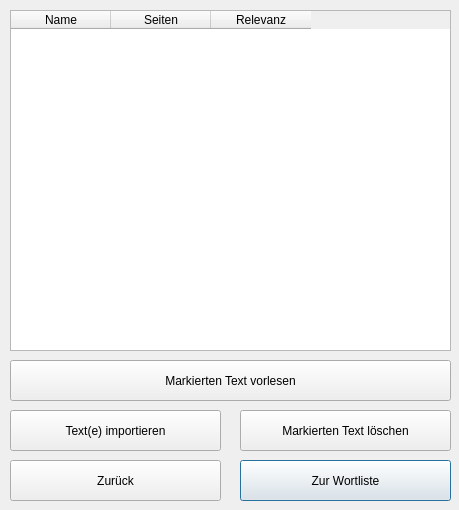
First picture: the form in ui/trainmain.ui, repository KDE/simon, before the edit.
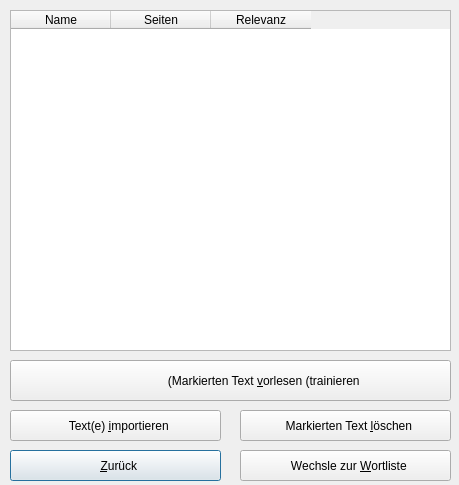
Second picture: the form after the edit. Icons and pictures are not drawn.

The edit to the form file:
```diff
--- a/ui/trainmain.ui
+++ b/ui/trainmain.ui
@@ -6,7 +6,7 @@
     <x>0</x>
     <y>0</y>
     <width>459</width>
-    <height>510</height>
+    <height>485</height>
    </rect>
   </property>
   <property name="windowTitle" >
@@ -43,14 +43,17 @@
   <widget class="QPushButton" name="pbWordList" >
    <property name="geometry" >
     <rect>
-     <x>240</x>
-     <y>460</y>
+     <x>10</x>
+     <y>450</y>
      <width>211</width>
-     <height>41</height>
+     <height>31</height>
     </rect>
    </property>
    <property name="text" >
-    <string>Zur Wortliste</string>
+    <string>  &amp;Zurück</string>
+   </property>
+   <property name="icon" >
+    <iconset resource="../simon.qrc" >:/images/icons/go-previous.svg</iconset>
    </property>
   </widget>
   <widget class="QPushButton" name="pbImportText" >
@@ -59,11 +62,14 @@
      <x>10</x>
      <y>410</y>
      <width>211</width>
-     <height>41</height>
+     <height>31</height>
     </rect>
    </property>
    <property name="text" >
-    <string>Text(e) importieren</string>
+    <string>  Text(e) &amp;importieren</string>
+   </property>
+   <property name="icon" >
+    <iconset resource="../simon.qrc" >:/images/icons/document-open.svg</iconset>
    </property>
   </widget>
   <widget class="QPushButton" name="pbDelText" >
@@ -72,11 +78,33 @@
      <x>240</x>
      <y>410</y>
      <width>211</width>
-     <height>41</height>
+     <height>31</height>
     </rect>
    </property>
    <property name="text" >
-    <string>Markierten Text löschen</string>
+    <string>  Markierten Text &amp;löschen</string>
+   </property>
+   <property name="icon" >
+    <iconset resource="../simon.qrc" >:/images/icons/process-stop.svg</iconset>
+   </property>
+  </widget>
+  <widget class="QPushButton" name="pbWordList" >
+   <property name="geometry" >
+    <rect>
+     <x>240</x>
+     <y>450</y>
+     <width>211</width>
+     <height>31</height>
+    </rect>
+   </property>
+   <property name="toolTip" >
+    <string>Schließt den Dialog und öffnet die Wordliste - Dort kann ein individuelles Trainingsprogramm erstellt werden</string>
+   </property>
+   <property name="text" >
+    <string>  Wechsle zur &amp;Wortliste</string>
+   </property>
+   <property name="icon" >
+    <iconset resource="../simon.qrc" >:/images/icons/format-justify-fill.svg</iconset>
    </property>
   </widget>
   <widget class="QPushButton" name="pbTrainText" >
@@ -88,24 +116,20 @@
      <height>41</height>
     </rect>
    </property>
-   <property name="text" >
-    <string>Markierten Text vorlesen</string>
+   <property name="layoutDirection" >
+    <enum>Qt::RightToLeft</enum>
    </property>
-  </widget>
-  <widget class="QPushButton" name="pbBack" >
-   <property name="geometry" >
-    <rect>
-     <x>10</x>
-     <y>460</y>
-     <width>211</width>
-     <height>41</height>
-    </rect>
-   </property>
    <property name="text" >
-    <string>Zurück</string>
+    <string>                    (Markierten Text &amp;vorlesen (trainieren</string>
    </property>
    <property name="icon" >
-    <iconset resource="../simon.qrc" >:/images/icons/back.png</iconset>
+    <iconset resource="../simon.qrc" >:/images/icons/go-next.svg</iconset>
+   </property>
+   <property name="iconSize" >
+    <size>
+     <width>20</width>
+     <height>20</height>
+    </size>
    </property>
   </widget>
  </widget>
```
Left out of the diff: 5 changed lines with no effect on the pictures.
